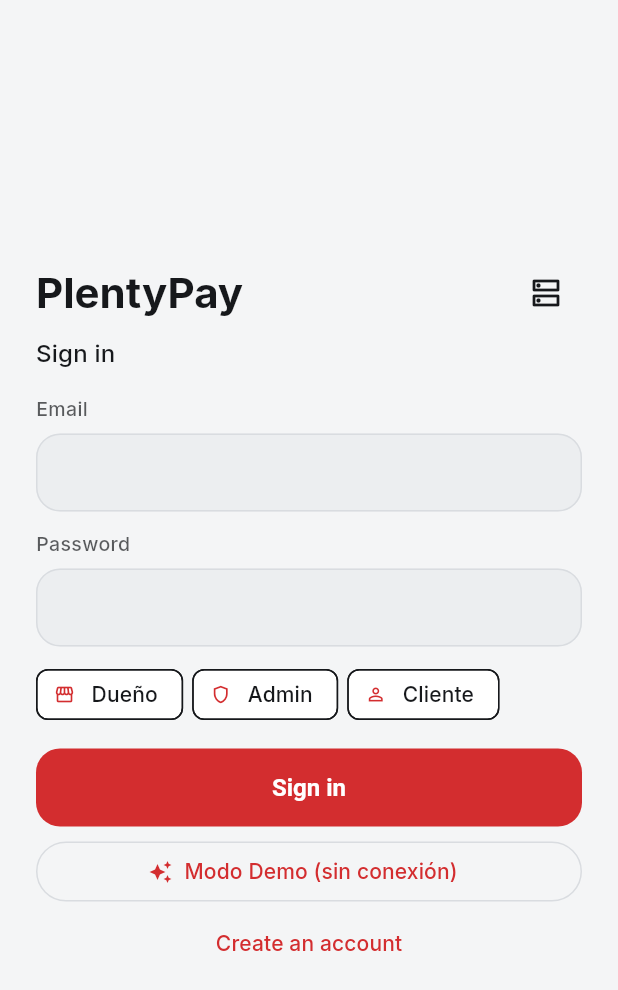
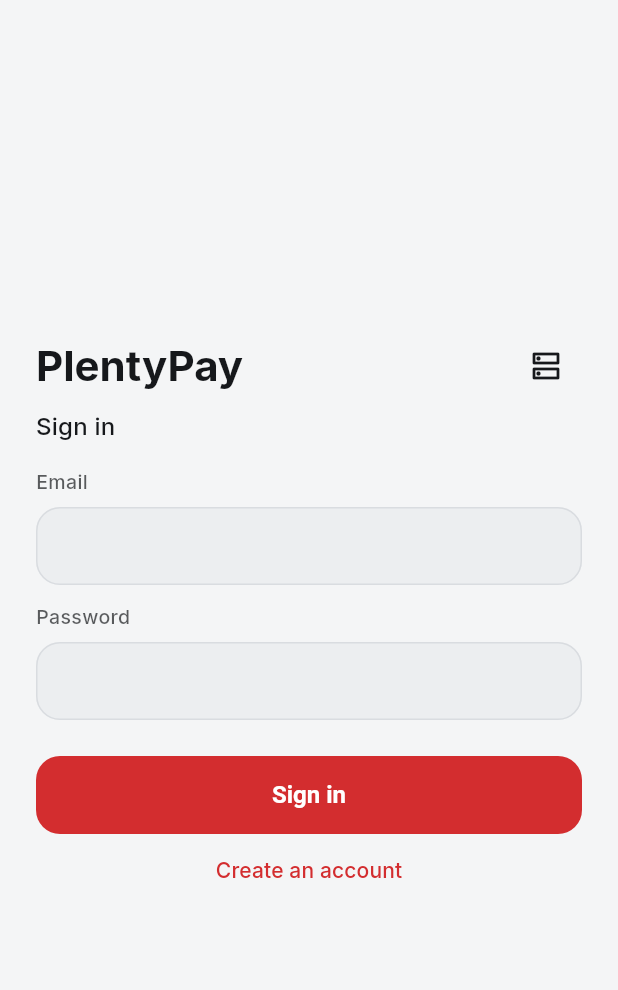
Before and after one commit to angelnereira/Plenty-Pay, a Flutter app: the screen it shows after launch, on a phone screen of 412 x 824 dp. Shown: the top 990 px of the screen. Run offline on Flutter 3.47's test engine with Material 3 defaults, Android fonts, the light colour scheme and no system bars; our stand-ins replace dio, flutter_secure_storage, local_auth, qr_flutter; missing offline and left inert: mobile_scanner, ndef_record, nfc_manager.

```diff
--- a/flutter_app/lib/features/auth/login_screen.dart
+++ b/flutter_app/lib/features/auth/login_screen.dart
@@ -178,59 +178,11 @@
                     Expanded(child: Text(_error!, style: TextStyle(color: theme.colorScheme.error))),
                   ]),
                 ],
-                const SizedBox(height: 12),
-                Wrap(
-                  spacing: 6,
-                  runSpacing: 6,
-                  children: [
-                    ActionChip(
-                      avatar: const Icon(Icons.storefront, size: 14),
-                      label: const Text('Dueño'),
-                      visualDensity: VisualDensity.compact,
-                      onPressed: () {
-                        _email.text = 'testowner@plentypay.test';
-                        _password.text = 'PasswordSegura123456';
-                        setState(() => _error = null);
-                      },
-                    ),
-                    ActionChip(
-                      avatar: const Icon(Icons.shield_outlined, size: 14),
-                      label: const Text('Admin'),
-                      visualDensity: VisualDensity.compact,
-                      onPressed: () {
-                        _email.text = 'admin@plentypay.test';
-                        _password.text = 'PasswordSegura123456';
-                        setState(() => _error = null);
-                      },
-                    ),
-                    ActionChip(
-                      avatar: const Icon(Icons.person_outline, size: 14),
-                      label: const Text('Cliente'),
-                      visualDensity: VisualDensity.compact,
-                      onPressed: () {
-                        _email.text = 'cliente@plentypay.test';
-                        _password.text = 'PasswordSegura123456';
-                        setState(() => _error = null);
-                      },
-                    ),
-                  ],
-                ),
-                const SizedBox(height: 16),
+                const SizedBox(height: 24),
                 PPButton.primary(
                   label: l10n.actionSignIn,
                   onPressed: _busy ? null : _submit,
                   loading: _busy,
-                ),
-                const SizedBox(height: 6),
-                OutlinedButton.icon(
-                  icon: const Icon(Icons.auto_awesome, size: 16),
-                  label: const Text('Modo Demo (sin conexión)'),
-                  onPressed: _busy
-                      ? null
-                      : () {
-                          widget.api.enableDemoMode();
-                          widget.onSignedIn();
-                        },
                 ),
                 PPButton.text(
                   label: l10n.actionWantAccount,
```
Also changed, not shown: flutter_app/lib/core/api/api_client.dart (+2 -104 lines), flutter_app/lib/features/shell/app_shell.dart (+0 -9 lines), 2 other files.
